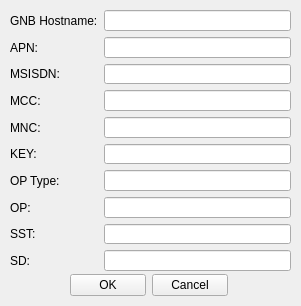
Qt form netflux5g-editor/src/gui/ui/UE_properties.ui (adaptivenetworklab/NetFlux5G) before a commit.
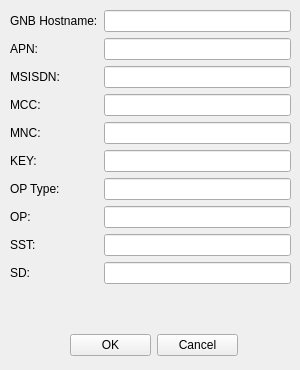
The same form after that commit.

Commit message: add properties menu

Patch:
```diff
--- a/netflux5g-editor/src/gui/ui/UE_properties.ui
+++ b/netflux5g-editor/src/gui/ui/UE_properties.ui
@@ -1,25 +1,26 @@
 <?xml version="1.0" encoding="UTF-8"?>
 <ui version="4.0">
- <class>Form</class>
- <widget class="QWidget" name="Form">
+ <class>MainWindow</class>
+ <widget class="QMainWindow" name="MainWindow">
   <property name="geometry">
    <rect>
     <x>0</x>
     <y>0</y>
-    <width>301</width>
-    <height>306</height>
+    <width>300</width>
+    <height>370</height>
    </rect>
   </property>
   <property name="windowTitle">
    <string>Form</string>
   </property>
+  <widget class="QWidget" name="centralwidget">
   <widget class="QWidget" name="formLayoutWidget">
    <property name="geometry">
     <rect>
      <x>10</x>
      <y>10</y>
      <width>281</width>
-     <height>261</height>
+      <height>311</height>
     </rect>
    </property>
    <layout class="QFormLayout" name="formLayout">
@@ -129,8 +130,8 @@
    <property name="geometry">
     <rect>
      <x>70</x>
-     <y>270</y>
-     <width>158</width>
+      <y>330</y>
+      <width>168</width>
      <height>31</height>
     </rect>
    </property>
@@ -150,6 +151,7 @@
      </widget>
     </item>
    </layout>
+   </widget>
   </widget>
  </widget>
  <resources/>
```
Left out of the diff: 2 changed lines with no effect on the pictures. Lines whose indentation alone changed are shown as unchanged. The commit also changes 24 other files.
